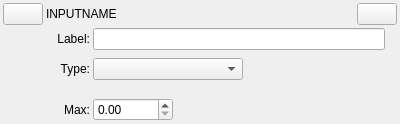
The window that examples/Qt/ISFEditor/JSONGUI/JSONGUIInputAudioWidget.ui (mrRay/VVISF-GL) describes before a commit, drawn with Qt 5.
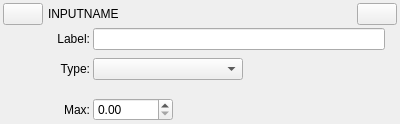
The same window after the commit.

The edit to the form file:
```diff
--- a/examples/Qt/ISFEditor/JSONGUI/JSONGUIInputAudioWidget.ui
+++ b/examples/Qt/ISFEditor/JSONGUI/JSONGUIInputAudioWidget.ui
@@ -44,16 +44,6 @@
        </property>
       </widget>
      </item>
-     <item row="0" column="1">
-      <widget class="QLabel" name="label">
-       <property name="text">
-        <string>INPUTNAME</string>
-       </property>
-       <property name="alignment">
-        <set>Qt::AlignLeading|Qt::AlignLeft|Qt::AlignVCenter</set>
-       </property>
-      </widget>
-     </item>
      <item row="0" column="2">
       <widget class="QPushButton" name="pushButton_2">
        <property name="sizePolicy">
@@ -67,6 +57,16 @@
        </property>
       </widget>
      </item>
+     <item row="0" column="1">
+      <widget class="QLineEdit" name="inputNameEdit">
+       <property name="styleSheet">
+        <string notr="true">background: rgba(0,0,0,0); border-radius: 0px;</string>
+       </property>
+       <property name="text">
+        <string>INPUTNAME</string>
+       </property>
+      </widget>
+     </item>
     </layout>
    </item>
    <item>
```
Left out of the diff: 6 changed lines with no effect on the pictures.
